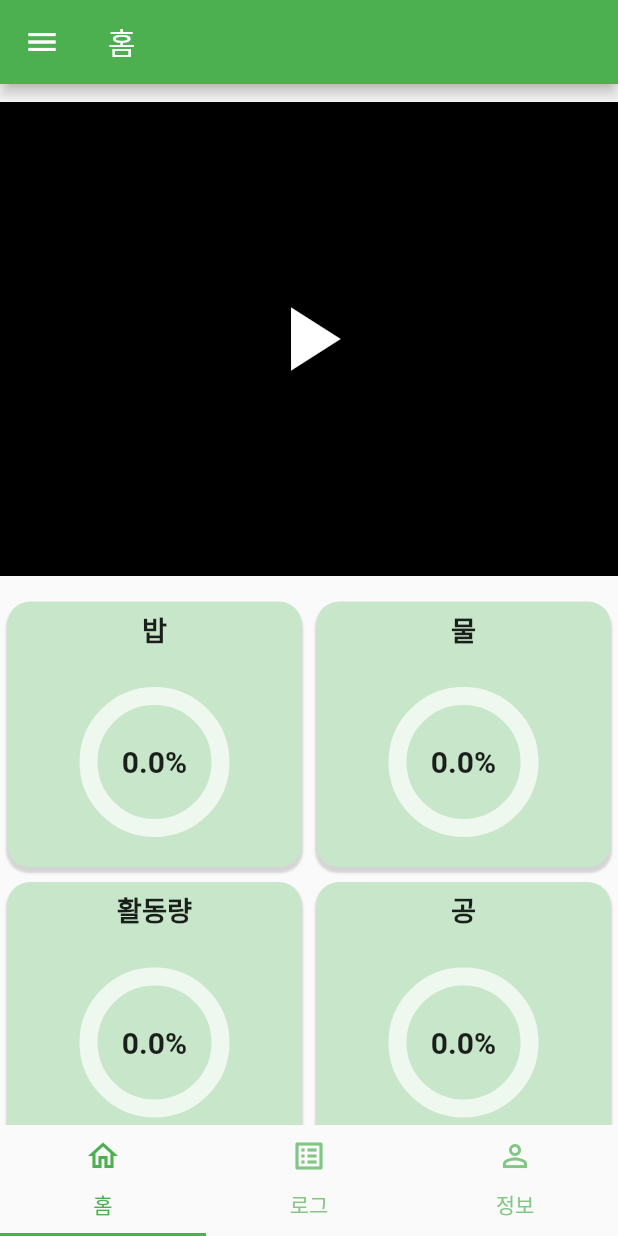
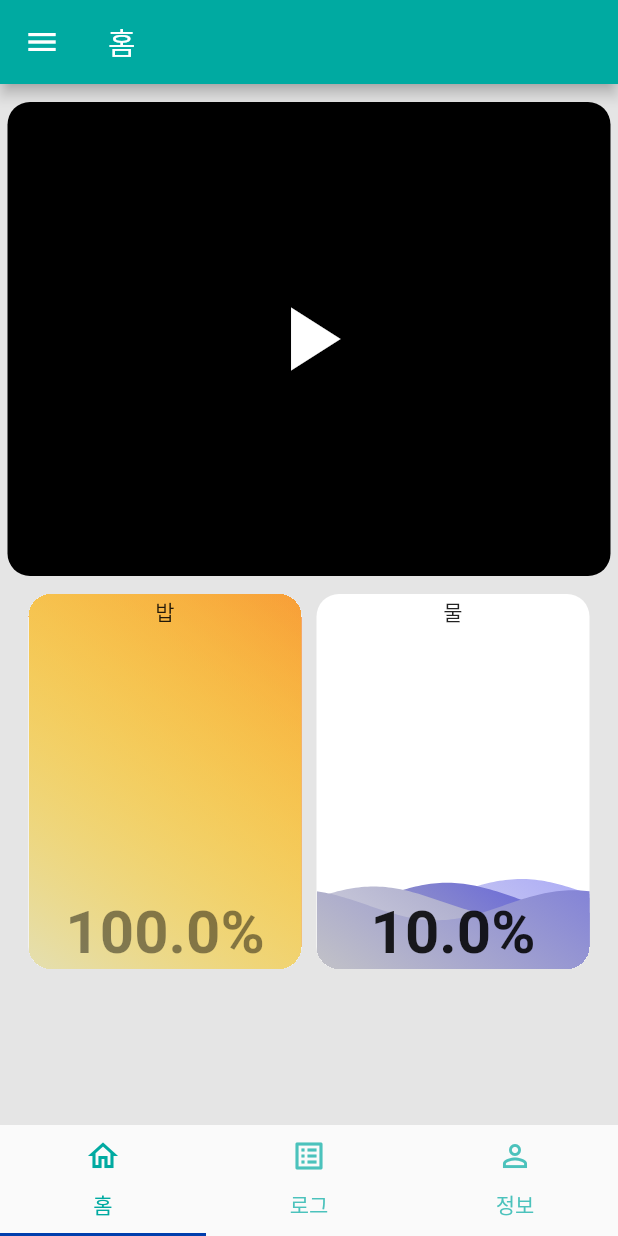
Before and after one commit to unh6uoj/pet_rest, a Flutter app: the screen it shows after launch, on a phone screen of 412 x 824 dp. Run offline on Flutter 3.47's test engine with Material 2 defaults, Android fonts, the phone set to English and light mode, and no system bars; drawn by our look-alikes of percent_indicator, wave; our stand-ins replace firebase_core, firebase_messaging, get, sqflite, table_calendar; accounts and stored records are empty.

Commit message:
add_wave_widget

```diff
--- a/lib/drawer.dart
+++ b/lib/drawer.dart
@@ -23,7 +23,8 @@ Drawer myDrawer = Drawer(
           SizedBox(width: 10),
           Text(
             '바로가기',
-            style: TextStyle(fontSize: 23),
+            style: TextStyle(
+                color: Colors.white, fontSize: 23, fontWeight: FontWeight.bold),
           )
         ])),
     ListTile(
@@ -37,7 +38,7 @@ Drawer myDrawer = Drawer(
     ListTile(
         title: const Text('사용법', style: TextStyle(fontSize: 20)),
         onTap: () => Get.to(Tutorial1())),
-    SizedBox(height: 300),
+    SizedBox(height: 320),
     ListTile(
         title: const Text('앱 버전 0.1v', style: TextStyle(fontSize: 16)),
         onTap: () {}),
--- a/lib/main.dart
+++ b/lib/main.dart
@@ -27,7 +27,7 @@ class MyApp extends StatelessWidget {
     return GetMaterialApp(
       color: Colors.lightGreen[50],
       title: 'Pet Station',
-      theme: ThemeData(primaryColor: Colors.green),
+      theme: ThemeData(primaryColor: Color(0xff88F5D2)),
       home: DefaultTabController(
           length: 3,
           child: Scaffold(
@@ -36,8 +36,8 @@ class MyApp extends StatelessWidget {
               children: [HomeScreen(), LogScreen(), InfoScreen()],
             ),
             bottomNavigationBar: TabBar(
-                labelColor: Colors.green,
-                indicatorColor: Colors.green,
+                labelColor: Color(0xff00AAA1),
+                indicatorColor: Color(0xff003EAD),
                 tabs: [
                   Tab(
                     icon: Icon(Icons.home_outlined),
--- a/lib/screen/screen_home.dart
+++ b/lib/screen/screen_home.dart
@@ -10,16 +10,16 @@ import 'package:pet/drawer.dart';
 
 // WebScoket
 import 'package:web_socket_channel/io.dart';
-import 'package:web_socket_channel/web_socket_channel.dart';
-
-// persent_indicator
-import 'package:percent_indicator/percent_indicator.dart';
 
 // getx
 import 'package:get/get.dart';
 
 // sqlite
 import '../sqlite.dart';
+
+// wave
+import 'package:wave/config.dart';
+import 'package:wave/wave.dart';
 
 class HomeScreen extends StatelessWidget {
   final HomeScreenController homeScreenController =
@@ -30,7 +30,8 @@ class HomeScreen extends StatelessWidget {
   @override
   Widget build(BuildContext context) {
     return Scaffold(
-        appBar: AppBar(title: Text('홈'), backgroundColor: Colors.green[500]),
+        backgroundColor: Color(0xffE5E5E5),
+        appBar: AppBar(title: Text('홈'), backgroundColor: Color(0xff00AAA1)),
         drawer: myDrawer,
         body: SingleChildScrollView(
             scrollDirection: Axis.vertical,
@@ -40,37 +41,34 @@ class HomeScreen extends StatelessWidget {
                 children: <Widget>[
                   VideoArea(),
                   Row(
+                    mainAxisAlignment: MainAxisAlignment.center,
                     children: <Widget>[
-                      Expanded(
-                          child: HomeDataCard(
+                      WavePercent(
                         name: '밥',
-                        isLinear: false,
+                        percent: homeScreenController.loadCellDataFood,
                         sendFunc: homeScreenController.sendFood,
-                      )),
-                      Expanded(
-                          child: HomeDataCard(
+                      ),
+                      SizedBox(width: 10),
+                      WavePercent(
                         name: '물',
-                        isLinear: false,
+                        percent: homeScreenController.loadCellDataWater,
                         sendFunc: homeScreenController.sendWater,
-                      )),
+                      )
+                      // HomeDataCard(
+                      //   name: '밥',
+                      //   isLinear: true,
+                      //   sendFunc: homeScreenController.sendFood,
+                      // ),
+                      // SizedBox(
+                      //   width: 10,
+                      // ),
+                      // HomeDataCard(
+                      //   name: '물',
+                      //   isLinear: true,
+                      //   sendFunc: homeScreenController.sendWater,
+                      // ),
                     ],
                   ),
-                  Row(
-                    children: <Widget>[
-                      Expanded(
-                          child: HomeDataCard(
-                        name: '활동량',
-                        isLinear: false,
-                        sendFunc: homeScreenController.sendFood,
-                      )),
-                      Expanded(
-                          child: HomeDataCard(
-                        name: '공',
-                        isLinear: false,
-                        sendFunc: homeScreenController.sendWater,
-                      )),
-                    ],
-                  )
                 ])));
   }
 }
@@ -86,11 +84,13 @@ class VideoArea extends StatelessWidget {
     return Container(
         height: 340,
         child: Padding(
-            padding: const EdgeInsets.symmetric(vertical: 12.0),
+            padding: const EdgeInsets.fromLTRB(5, 12, 5, 12),
             child: FractionallySizedBox(
                 widthFactor: 1,
                 child: Obx(
                   () => Container(
+                      decoration: BoxDecoration(
+                          borderRadius: BorderRadius.all(Radius.circular(15))),
                       child: homeScreenController.isVideoOn.value
                           ? StreamBuilder(
                               // read() 함수를 통해 데이터 접근
@@ -111,7 +111,10 @@ class VideoArea extends StatelessWidget {
                                     ));
                               })
                           : Container(
-                              color: Colors.black,
+                              decoration: BoxDecoration(
+                                  color: Colors.black,
+                                  borderRadius:
+                                      BorderRadius.all(Radius.circular(15))),
                               child: IconButton(
                                 onPressed: homeScreenController.videoOn,
                                 icon: Icon(Icons.play_arrow),
@@ -122,62 +125,65 @@ class VideoArea extends StatelessWidget {
   }
 }
 
-class HomeDataCard extends StatelessWidget {
-  HomeDataCard(
-      {Key? key,
-      required this.name,
-      required this.isLinear,
-      required this.sendFunc})
-      : super(key: key);
+// class HomeDataCard extends StatelessWidget {
+//   HomeDataCard(
+//       {Key? key,
+//       required this.name,
+//       required this.isLinear,
+//       required this.sendFunc})
+//       : super(key: key);
 
-  final String name;
-  final bool isLinear;
-  final sendFunc;
+//   final String name;
+//   final bool isLinear;
+//   final sendFunc;
 
-  final HomeScreenController homeScreenController =
-      Get.put(HomeScreenController());
+//   final HomeScreenController homeScreenController =
+//       Get.put(HomeScreenController());
 
-  @override
-  Widget build(BuildContext context) {
-    return FractionallySizedBox(
-        widthFactor: 1,
-        child: Padding(
-            padding: EdgeInsets.all(5),
-            child: InkWell(
-                onTap: () {
-                  homeScreenController.bottomSheetText.value =
-                      '여기를 누르면 $name을 줄 수 있어요';
-                  Get.bottomSheet(
-                      BottomSheetForSendData(name: name, sendFunc: sendFunc));
-                },
-                child: Container(
-                    decoration: BoxDecoration(
-                        color: Colors.green[100],
-                        borderRadius: BorderRadius.all(Radius.circular(15)),
-                        boxShadow: [
-                          BoxShadow(
-                              spreadRadius: 0.5,
-                              blurRadius: 0.5,
-                              offset: Offset(0, 3),
-                              color: Colors.grey.withOpacity(0.4))
-                        ]),
-                    child: Column(
-                      // crossAxisAlignment: CrossAxisAlignment.start,
-                      children: <Widget>[
-                        Padding(
-                            padding: EdgeInsets.all(5),
-                            child: Text(
-                              name,
-                              textScaleFactor: 1.3,
-                              style: TextStyle(fontWeight: FontWeight.bold),
-                            )),
-                        PercentBar(
-                          isLinear: this.isLinear,
-                        ),
-                      ],
-                    )))));
-  }
-}
+//   @override
+//   Widget build(BuildContext context) {
+//     return Padding(
+//         padding: EdgeInsets.symmetric(vertical: 5),
+//         child: InkWell(
+//             onTap: () {
+//               homeScreenController.bottomSheetText.value =
+//                   '여기를 누르면 $name을 줄 수 있어요';
+//               Get.bottomSheet(
+//                   BottomSheetForSendData(name: name, sendFunc: sendFunc));
+//             },
+//             child: Container(
+//                 width: 180,
+//                 height: 250,
+//                 decoration: BoxDecoration(
+//                     color: Color(0xffF9FFFC),
+//                     borderRadius: BorderRadius.all(Radius.circular(15)),
+//                     boxShadow: [
+//                       BoxShadow(
+//                           spreadRadius: 0.5,
+//                           blurRadius: 0.5,
+//                           offset: Offset(0, 3),
+//                           color: Colors.grey.withOpacity(0.4))
+//                     ]),
+//                 child: Column(
+//                   // crossAxisAlignment: CrossAxisAlignment.start,
+//                   children: <Widget>[
+//                     Padding(
+//                         padding: EdgeInsets.all(5),
+//                         child: Text(
+//                           name,
+//                           textScaleFactor: 1.3,
+//                           style: TextStyle(fontWeight: FontWeight.bold),
+//                         )),
+//                     Obx(() => Text(
+//                         (homeScreenController.loadCellDataFood.value * 100)
+//                                 .toString() +
+//                             '%',
+//                         style: TextStyle(
+//                             fontSize: 26, fontWeight: FontWeight.bold))),
+//                   ],
+//                 ))));
+//   }
+// }
 
 class BottomSheetForSendData extends StatelessWidget {
   BottomSheetForSendData({Key? key, required this.name, required this.sendFunc})
@@ -218,65 +224,164 @@ class BottomSheetForSendData extends StatelessWidget {
   }
 }
 
-// 퍼센트 바
-class PercentBar extends StatefulWidget {
-  const PercentBar({Key? key, this.isLinear = true}) : super(key: key);
+class WavePercent extends StatelessWidget {
+  WavePercent({Key? key, required this.name, this.percent, this.sendFunc})
+      : super(key: key);
 
-  final bool? isLinear;
-
-  @override
-  _PercentBarState createState() => _PercentBarState(this.isLinear as bool);
-}
-
-class _PercentBarState extends State<PercentBar> {
-  // 데이터 전달받기
-  final bool isLinear;
-
-  _PercentBarState(this.isLinear);
+  final name;
+  final percent;
+  final sendFunc;
 
   final HomeScreenController homeScreenController =
       Get.put(HomeScreenController());
 
   @override
   Widget build(BuildContext context) {
-    // 최대 칼로리
-    const double maxCalorie = 100;
-    double foodData = homeScreenController.loadCellDataFood;
-    // 선형/비선형 퍼센트 바 반환
-    return this.isLinear
-        // 선형 퍼센트 바
-        ? Container(
-            margin: EdgeInsets.symmetric(horizontal: 15.0),
-            padding: EdgeInsets.all(5.0),
-            child: LinearPercentIndicator(
-                animation: true,
-                animateFromLastPercent: true, // 이전 퍼센트에서 애니메이션 재생
-                animationDuration: 1000,
-                lineHeight: 20.0,
-                percent: foodData,
-                center: Text((foodData * 100).toStringAsFixed(1).toString()),
-                linearStrokeCap: LinearStrokeCap.roundAll,
-                progressColor: Colors.lightGreen[500]))
-
-        // 비선형(원형) 퍼센트 바
-        : Container(
-            margin: EdgeInsets.symmetric(vertical: 15.0),
-            padding: EdgeInsets.all(5.0),
-            child: CircularPercentIndicator(
-                animation: true,
-                animateFromLastPercent: true, // 이전 퍼센트에서 애니메이션 재생
-                animationDuration: 1000,
-                radius: 100.0,
-                lineWidth: 12.0,
-                backgroundColor: Colors.white70,
-                percent: foodData,
-                center: new Text((foodData * 100).toString() + '%',
-                    style: new TextStyle(
-                        fontWeight: FontWeight.bold, fontSize: 20.0)),
-                circularStrokeCap: CircularStrokeCap.round,
-                progressColor: Colors.lightGreen[700]));
+    return Stack(children: <Widget>[
+      Container(
+          // Clip.hardEdge를 적용하면 child위젯이 Container크기에 맞춰서 가져짐
+          // overflow: hidden 과 비슷한듯
+          clipBehavior: Clip.hardEdge,
+          decoration: BoxDecoration(
+              color: Colors.white,
+              borderRadius: BorderRadius.all(Radius.circular(15))),
+          child: InkWell(
+              onTap: () {
+                homeScreenController.bottomSheetText.value =
+                    '여기를 누르면 $name을 줄 수 있어요';
+                Get.bottomSheet(
+                    BottomSheetForSendData(name: name, sendFunc: sendFunc));
+              },
+              child: WaveWidget(
+                config: name == '밥'
+                    ? CustomConfig(
+                        gradients: [
+                          [Color(0xffDFB796), Color(0xEEF44336)],
+                          [Color(0xffEEDFD3), Color(0x77E57373)],
+                          [Colors.orange, Color(0x66FF9800)],
+                          [Color(0xffE4DFB1), Color(0x55FFEB3B)]
+                        ],
+                        durations: [36000, 19000, 12000, 8000],
+                        heightPercentages: [
+                          0.86 - percent.value,
+                          0.87 - percent.value,
+                          0.88 - percent.value,
+                          0.89 - percent.value
+                        ],
+                        gradientBegin: Alignment.bottomLeft,
+                        gradientEnd: Alignment.topRight,
+                      )
+                    : CustomConfig(
+                        gradients: [
+                          [Color(0xffEDEDEF), Color(0xff6767FB)],
+                          [Color(0xffB6B6BC), Color(0xff0000FF)],
+                          [Color(0xffD8D8DF), Color(0xff4F4FA9)],
+                          [Color(0xffC2C2C7), Color(0xff4141E8)]
+                        ],
+                        durations: [33000, 17000, 12000, 5000],
+                        heightPercentages: [
+                          0.86 - percent.value,
+                          0.87 - percent.value,
+                          0.88 - percent.value,
+                          0.89 - percent.value
+                        ],
+                        gradientBegin: Alignment.bottomLeft,
+                        gradientEnd: Alignment.topRight,
+                      ),
+                waveAmplitude: 0,
+                size: Size(182, 250),
+              ))),
+      Container(
+          width: 182,
+          height: 250,
+          child: Column(
+              crossAxisAlignment: CrossAxisAlignment.center,
+              mainAxisAlignment: MainAxisAlignment.center,
+              children: <Widget>[
+                Text(name),
+                SizedBox(height: 180),
+                Obx(() => Text((percent.value * 100).toString() + '%',
+                    style: TextStyle(
+                        color: percent.value >= 0.3
+                            ? Colors.black45
+                            : Colors.black87,
+                        fontSize: 40,
+                        fontWeight: FontWeight.bold))),
+              ]))
+    ]);
   }
 }
+
+// 퍼센트 바
+// class PercentBar extends StatefulWidget {
+//   const PercentBar({Key? key, this.isLinear = true}) : super(key: key);
+
+//   final bool? isLinear;
+
+//   @override
+//   _PercentBarState createState() => _PercentBarState(this.isLinear as bool);
+// }
+
+// class _PercentBarState extends State<PercentBar> {
+//   // 데이터 전달받기
+//   final bool isLinear;
+
+//   _PercentBarState(this.isLinear);
+
+//   final HomeScreenController homeScreenController =
+//       Get.put(HomeScreenController());
+
+//   @override
+//   Widget build(BuildContext context) {
+//     // 최대 칼로리
+//     const double maxCalorie = 100;
+//     var foodData = homeScreenController.loadCellDataFood.value;
+//     // 선형/비선형 퍼센트 바 반환
+//     return this.isLinear
+//         // 선형 퍼센트 바
+//         ? Container(
+//             margin: EdgeInsets.symmetric(horizontal: 15.0),
+//             padding: EdgeInsets.all(5.0),
+//             child: LinearPercentIndicator(
+//               animation: true,
+//               animateFromLastPercent: true, // 이전 퍼센트에서 애니메이션 재생
+//               animationDuration: 1000,
+//               lineHeight: 5.0,
+//               percent: foodData,
+//               // center: Text((foodData * 100).toStringAsFixed(1).toString()),
+//               linearStrokeCap: LinearStrokeCap.roundAll,
+//               // progressColor: Colors.lightGreen[500]
+//               linearGradient: LinearGradient(
+//                   begin: const FractionalOffset(0.0, 0.0),
+//                   end: const FractionalOffset(1.0, 1.0),
+//                   colors: <Color>[
+//                     const Color(0xff72ed59),
+//                     const Color(0xff6ac65f),
+//                     const Color(0xff64a060),
+//                     const Color(0xff5d7b5d),
+//                     const Color(0xff565756),
+//                   ]),
+//             ))
+
+//         // 비선형(원형) 퍼센트 바
+//         : Container(
+//             margin: EdgeInsets.symmetric(vertical: 15.0),
+//             padding: EdgeInsets.all(5.0),
+//             child: CircularPercentIndicator(
+//                 animation: true,
+//                 animateFromLastPercent: true, // 이전 퍼센트에서 애니메이션 재생
+//                 animationDuration: 1000,
+//                 radius: 100.0,
+//                 lineWidth: 12.0,
+//                 backgroundColor: Colors.white70,
+//                 percent: foodData,
+//                 center: new Text((foodData * 100).toString() + '%',
+//                     style: new TextStyle(
+//                         fontWeight: FontWeight.bold, fontSize: 20.0)),
+//                 circularStrokeCap: CircularStrokeCap.round,
+//                 progressColor: Colors.lightGreen[700]));
+//   }
+// }
 
 class HomeScreenController extends GetxController {
   var motorChannel;
@@ -285,8 +390,8 @@ class HomeScreenController extends GetxController {
 
   var isVideoOn = false.obs;
 
-  double loadCellDataFood = 0.0;
-  double loadCellDataWater = 0.0;
+  var loadCellDataFood = 1.0.obs;
+  var loadCellDataWater = 0.1.obs;
 
   String ip = 'ws://192.168.1.132';
 
--- a/lib/screen/screen_log.dart
+++ b/lib/screen/screen_log.dart
@@ -28,9 +28,20 @@ class LogScreen extends StatelessWidget {
         drawer: myDrawer,
         body: Column(children: <Widget>[
           CalendarArea(),
+          Row(children: <Widget>[
             Expanded(
+                child: Container(
+              height: 45,
+              color: Colors.black,
+            )),
+            Expanded(child: Container(height: 45, color: Colors.red)),
+            Expanded(child: Container(height: 45, color: Colors.blue))
+          ]),
+          Expanded(
+              child: Padding(
+            padding: EdgeInsets.all(5),
             child: HistoryList(),
-          )
+          )),
         ]));
   }
 }
@@ -127,9 +138,7 @@ class HistoryBox extends StatelessWidget {
 
   @override
   Widget build(BuildContext context) {
-    return FractionallySizedBox(
-        widthFactor: 0.9,
-        child: Container(
+    return Container(
         padding: EdgeInsets.all(10),
         margin: EdgeInsets.only(bottom: 10),
         decoration: BoxDecoration(
@@ -142,7 +151,7 @@ class HistoryBox extends StatelessWidget {
                   offset: Offset(0, 3),
                   color: Colors.grey.withOpacity(0.4))
             ]),
-            child: Column(children: histRowList)));
+        child: Column(children: histRowList));
   }
 }
 
--- a/pubspec.yaml
+++ b/pubspec.yaml
@@ -39,6 +39,7 @@ dependencies:
   firebase_core: ^1.7.0
   firebase_messaging: ^10.0.8
   url_launcher: ^6.0.12
+  wave: ^0.2.0
 
 dev_dependencies:
   flutter_native_splash: ^1.2.3
```
Also changed, not shown: pubspec.lock. Lines whose indentation alone changed are shown as unchanged.
